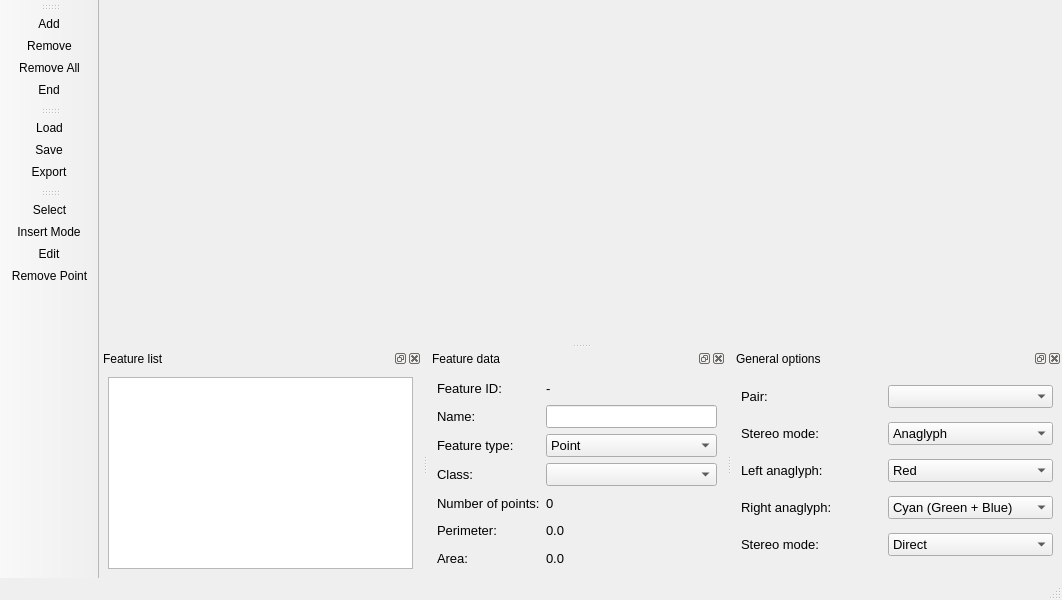
Above: qt/interface/Stereoplotter.ui from e-foto/e-foto before the change. Below: the same form after it.
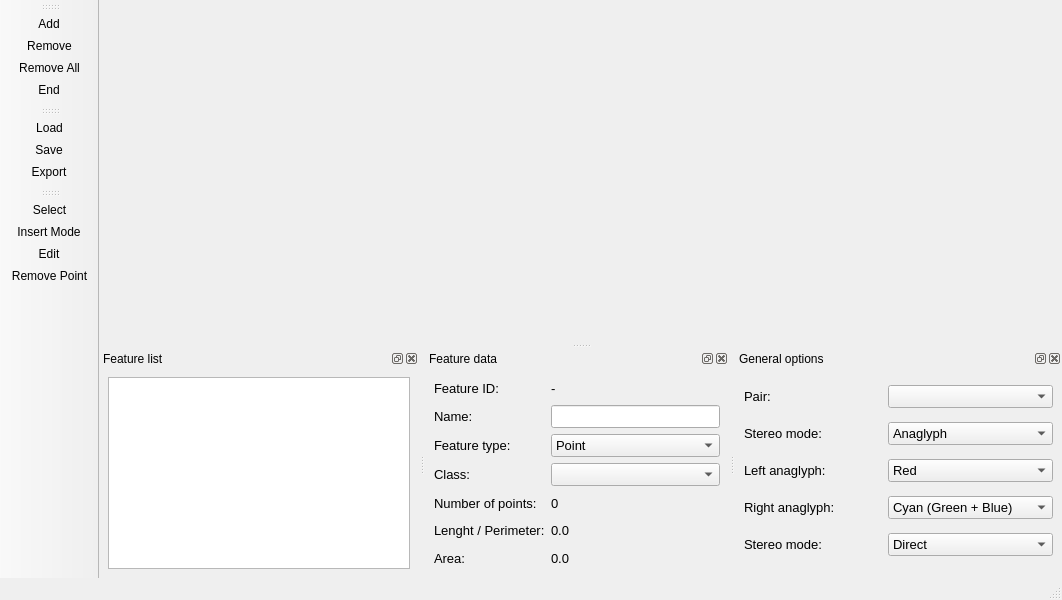
That is the form after the change. Icons and pictures are not drawn.

```diff
--- a/qt/interface/Stereoplotter.ui
+++ b/qt/interface/Stereoplotter.ui
@@ -215,7 +215,10 @@
           </font>
          </property>
          <property name="text">
-          <string>Perimeter:</string>
+          <string>Lenght / Perimeter:</string>
+         </property>
+         <property name="wordWrap">
+          <bool>true</bool>
          </property>
         </widget>
        </item>
```
